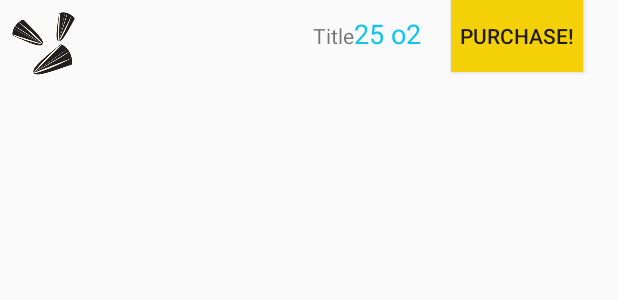
After one commit to graham768/GrO2, an Android app: the layout reward_entry.xml on its own in the app's theme, with its tools: preview values and no code run, on a phone screen of 412 x 824 dp. The commit adds this screen. Shown: the top 300 px of the screen. Run offline under Robolectric (Android 15) with nearby library versions, the phone set to English and light mode, and no system bars.

Commit message:
Create reward_entry

```diff
--- a/app/src/main/res/layout/habit_entry.xml
+++ b/app/src/main/res/layout/habit_entry.xml
@@ -75,8 +75,6 @@
         android:id="@+id/habitDifficulty"
         android:paddingLeft="15dp"
         android:layout_alignParentTop="false"
-        android:layout_toRightOf="@+id/plus"
-        android:layout_toEndOf="@+id/plus"
         android:layout_marginLeft="130dp"
         android:layout_alignParentBottom="true" />
 
--- /dev/null
+++ b/app/src/main/res/layout/reward_entry.xml
@@ -0,0 +1,52 @@
+<?xml version="1.0" encoding="utf-8"?>
+<RelativeLayout xmlns:android="http://schemas.android.com/apk/res/android"
+    android:layout_width="match_parent"
+    android:layout_height="match_parent">
+
+
+    <TableRow
+        android:layout_width="match_parent"
+        android:layout_height="?android:attr/listPreferredItemHeight"
+        android:id="@+id/tableRowReward">
+
+        <TextView
+            android:layout_width="fill_parent"
+            android:layout_height="wrap_content"
+            android:text="New Text"
+            android:id="@+id/rewardId"
+            android:visibility="gone" />
+
+        <ImageView
+            android:layout_width="wrap_content"
+            android:layout_height="wrap_content"
+            android:padding="5dp"
+            android:id="@+id/pictureId"
+            android:src="@mipmap/ic_sunflower_seeds"
+            android:layout_marginRight="150dp" />
+
+        <TextView
+            android:layout_width="wrap_content"
+            android:layout_height="wrap_content"
+            android:text="Title"
+            android:id="@+id/rewardTitle" />
+
+        <TextView
+            android:layout_width="wrap_content"
+            android:layout_height="wrap_content"
+            android:textAppearance="?android:attr/textAppearanceMedium"
+            android:text="25 o2"
+            android:id="@+id/cost"
+            android:layout_marginRight="20dp"
+            android:textColor="#13c3ef" />
+
+        <Button
+            android:layout_width="wrap_content"
+            android:layout_height="wrap_content"
+            android:text="Purchase!"
+            android:id="@+id/purchaseButton"
+            android:onClick="purchaseSunflower"
+            android:background="#f4d009" />
+
+    </TableRow>
+
+</RelativeLayout>
```
